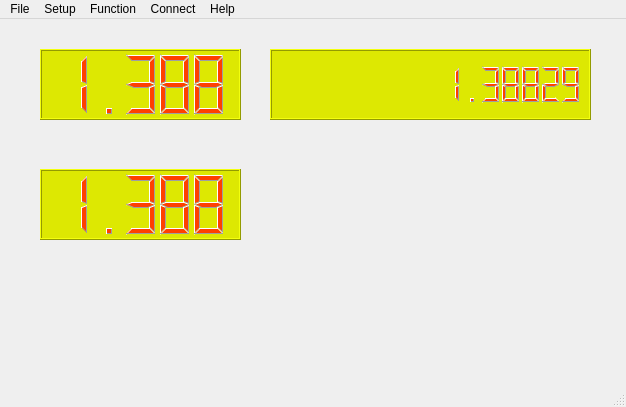
Above: mainwindow.ui from jiahaoyan/keithleyRMCTRL before the change. Below: the same form after it.
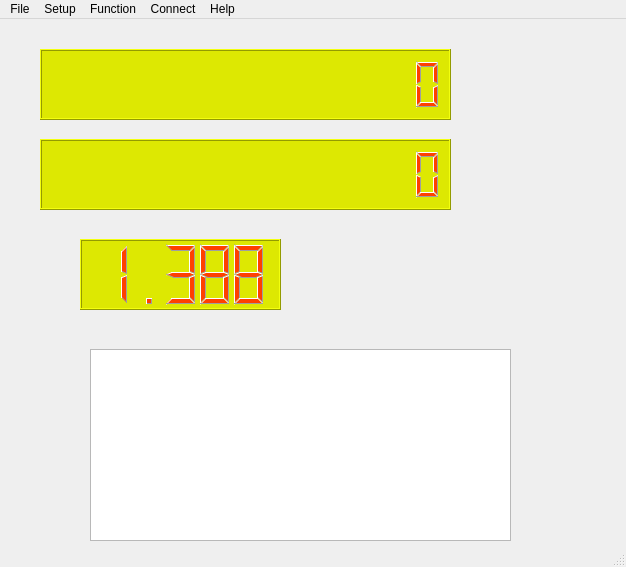
That is the form after the change.

The edit to the form file:
```diff
--- a/mainwindow.ui
+++ b/mainwindow.ui
@@ -7,7 +7,7 @@
     <x>0</x>
     <y>0</y>
     <width>626</width>
-    <height>407</height>
+    <height>567</height>
    </rect>
   </property>
   <property name="windowTitle">
@@ -19,7 +19,7 @@
      <rect>
       <x>40</x>
       <y>30</y>
-      <width>201</width>
+      <width>411</width>
       <height>71</height>
      </rect>
     </property>
@@ -29,16 +29,19 @@
 background-color:rgb(221, 232, 2);
 font: italic bold 10pt &quot;Monotype Corsiva&quot;;</string>
     </property>
+    <property name="digitCount">
+     <number>15</number>
+    </property>
     <property name="value" stdset="0">
-     <double>1.388290000000000</double>
+     <double>0.000000000000000</double>
     </property>
    </widget>
    <widget class="QLCDNumber" name="lcdNumber_2">
     <property name="geometry">
      <rect>
-      <x>270</x>
-      <y>30</y>
-      <width>321</width>
+      <x>40</x>
+      <y>120</y>
+      <width>411</width>
       <height>71</height>
      </rect>
     </property>
@@ -52,14 +55,14 @@
      <number>15</number>
     </property>
     <property name="value" stdset="0">
-     <double>1.388290000000000</double>
+     <double>0.000000000000000</double>
     </property>
    </widget>
    <widget class="QLCDNumber" name="lcdNumber_3">
     <property name="geometry">
      <rect>
-      <x>40</x>
-      <y>150</y>
+      <x>80</x>
+      <y>220</y>
       <width>201</width>
       <height>71</height>
      </rect>
@@ -74,6 +77,16 @@
      <double>1.388290000000000</double>
     </property>
    </widget>
+   <widget class="QTextBrowser" name="TB_data">
+    <property name="geometry">
+     <rect>
+      <x>90</x>
+      <y>330</y>
+      <width>421</width>
+      <height>192</height>
+     </rect>
+    </property>
+   </widget>
   </widget>
   <widget class="QMenuBar" name="menuBar">
    <property name="geometry">
```
Left out of the diff: 4 changed lines with no effect on the pictures.
